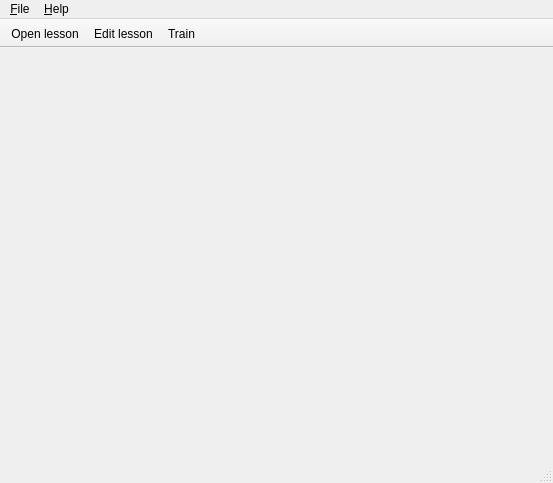
Qt form trunk/src/gui/ui/mainWindow.ui (BackupTheBerlios/dvt-svn) before a commit.
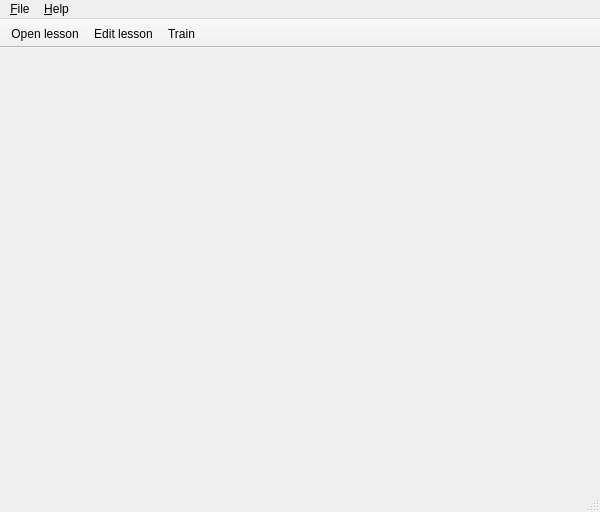
The same form after that commit. Icons and pictures are not drawn.

Patch:
```diff
--- a/trunk/src/gui/ui/mainWindow.ui
+++ b/trunk/src/gui/ui/mainWindow.ui
@@ -5,8 +5,8 @@
    <rect>
     <x>0</x>
     <y>0</y>
-    <width>553</width>
-    <height>483</height>
+    <width>600</width>
+    <height>512</height>
    </rect>
   </property>
   <property name="windowTitle" >
@@ -18,7 +18,7 @@
     <rect>
      <x>0</x>
      <y>0</y>
-     <width>553</width>
+     <width>600</width>
      <height>30</height>
     </rect>
    </property>
```
